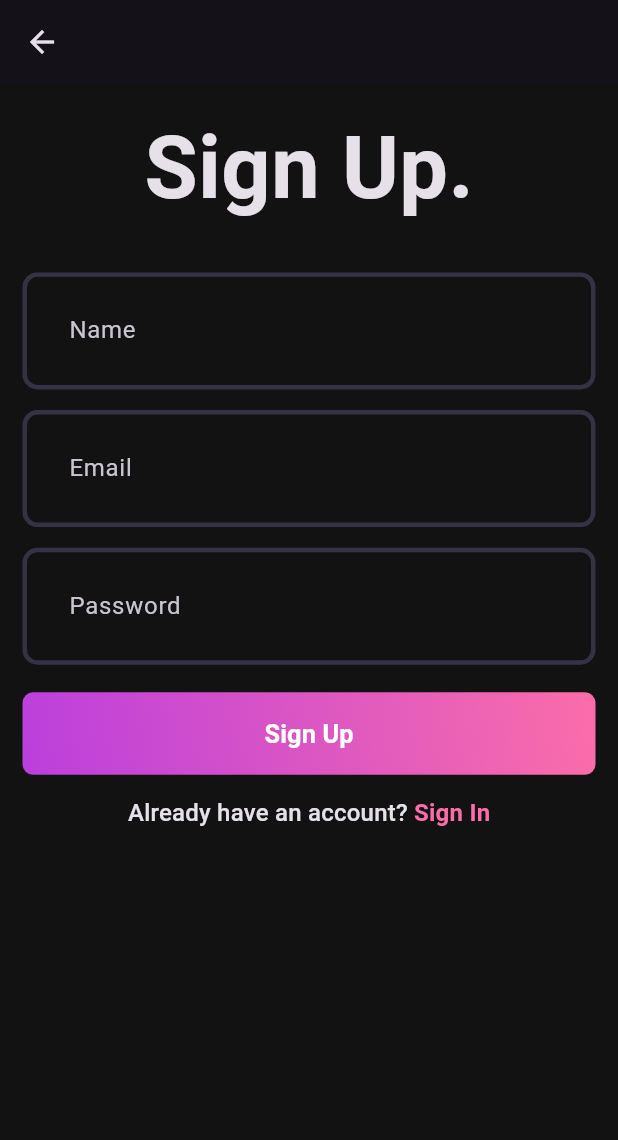
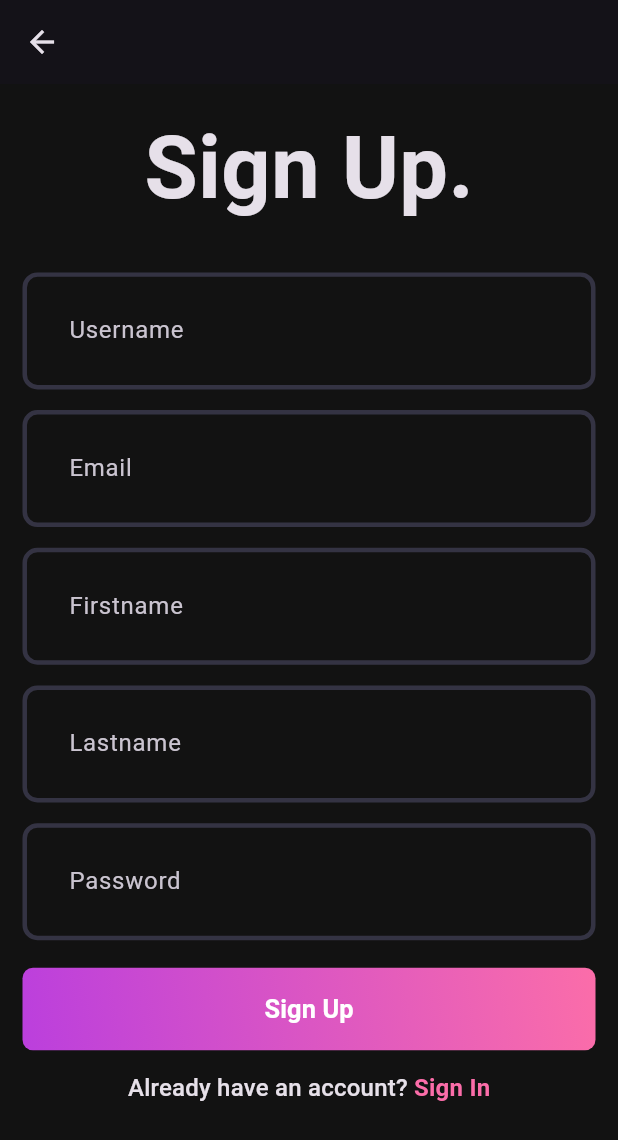
Before and after one commit to yannkagou/music_app_flutter, a Flutter app: the screen it shows after launch, after a tap on an icon or button, on a phone screen of 412 x 824 dp. Shown: the top 1140 px of the screen. Run offline on Flutter 3.47's test engine with Material 3 defaults, Android fonts, the phone set to English and light mode, and no system bars; our stand-ins replace connectivity_plus, dio, flutter_bloc, flutter_screenutil, get, google_fonts and 1 more; Roboto replaces fonts that are missing (Overpass).

Commit message:
feat: start with the register cubit

```diff
--- a/lib/core/constants/constants.dart
+++ b/lib/core/constants/constants.dart
@@ -5,10 +5,11 @@ import 'dart:io';
 class Texts {
   static const String SIGNUP_TITLE = "Sign Up.";
   static const String SIGNIN_TITLE = "Sign In.";
-  static const String NAME = "Name";
   static const String EMAIL = "Email";
   static const String USERNAME = "Username";
   static const String PASSWORD = "Password";
+  static const String FIRSTNAME = "Firstname";
+  static const String LASTNAME = "Lastname";
   static const String SIGNUP = "Sign Up";
   static const String SIGNIN = "Sign In";
   static const String ALREADY_ACCOUNT = "Already have an account? ";
--- a/lib/features/auth/cubits/authCubit.dart
+++ b/lib/features/auth/cubits/authCubit.dart
@@ -5,6 +5,7 @@ import 'package:client/features/auth/models/AccessToken.dart';
 import 'package:client/features/auth/models/LoginResponse.dart';
 import 'package:client/features/auth/models/userModel.dart';
 import 'package:client/features/auth/repositories/authRepository.dart';
+import 'package:client/features/auth/views/pages/loginPage.dart';
 import 'package:client/features/auth/views/pages/signupPage.dart';
 import 'package:flutter/material.dart';
 import 'package:flutter_bloc/flutter_bloc.dart';
@@ -56,9 +57,9 @@ class AuthCubit extends Cubit<AuthState> {
         //     "accesstoken ========> ${service.getAccessTokenFromSharedPref()}");
         emit(AuthFetchSuccess());
       } else {
-        // showCustomSnackBar(Texts.ERROR, Texts.INVALID_CREDENTIALS);
+        showCustomSnackBar(Texts.ERROR, Texts.INVALID_CREDENTIALS);
         // debugPrint("no accesstoken ========>");
-        const SnackBar(content: Text("Error"));
+        // const SnackBar(content: Text("Error"));
         emit(AuthFetchSuccess());
       }
     } catch (e) {
@@ -69,12 +70,24 @@ class AuthCubit extends Cubit<AuthState> {
   Future<void> userRegister({
     required String username,
     required String email,
-    required String first_name,
-    required String last_name,
+    required String firstname,
+    required String lastname,
     required String password,
   }) async {
     try {
       emit(AuthFetchInProgress());
+      final Map<String, dynamic> result = await _authRepository.register(
+          username: username,
+          email: email,
+          password: password,
+          firstname: firstname,
+          lastname: lastname);
+      if (result["id"] != null) {
+        g.Get.to(() => const LoginPage(), transition: g.Transition.upToDown);
+        emit(AuthFetchSuccess());
+      } else {
+        showCustomSnackBar(Texts.ERROR, Texts.INVALID_CREDENTIALS);
+      }
     } catch (e) {
       emit(AuthFetchFailure(e.toString()));
     }
@@ -98,8 +111,8 @@ class AuthCubit extends Cubit<AuthState> {
         g.Get.to(() => const SignupPage(), transition: g.Transition.upToDown);
         emit(AuthFetchSuccess());
       } else {
-        // showCustomSnackBar(Texts.ERROR, Texts.INVALID_CREDENTIALS);
-        const SnackBar(content: Text("Error"));
+        showCustomSnackBar(Texts.ERROR, Texts.INVALID_CREDENTIALS);
+        // const SnackBar(content: Text("Error"));
         emit(AuthFetchSuccess());
       }
     } catch (e) {
--- a/lib/features/auth/repositories/authRemoteDataSource.dart
+++ b/lib/features/auth/repositories/authRemoteDataSource.dart
@@ -23,4 +23,26 @@ class AuthRemoteDataSource {
       throw ApiMessageAndCodeException(errorMessage: e.toString());
     }
   }
+
+  Future<dynamic> register(
+      {required String username,
+      required String email,
+      required String password,
+      String? firstname,
+      String? lastname}) async {
+    try {
+      Map<String, dynamic> result = {};
+      Map<String, dynamic> body = {
+        "username": username,
+        "password": password,
+        "email": email,
+        "first_name": firstname,
+        "last_name": lastname,
+      };
+      result = await Api.post(body: body, endpoint: Api.register);
+      return result;
+    } catch (e) {
+      throw ApiMessageAndCodeException(errorMessage: e.toString());
+    }
+  }
 }
--- a/lib/features/auth/repositories/authRepository.dart
+++ b/lib/features/auth/repositories/authRepository.dart
@@ -23,4 +23,19 @@ class AuthRepository {
         await _authRemoteDataSource.getUser(accessToken: accessToken);
     return result;
   }
+
+  Future<dynamic> register(
+      {required String username,
+      required String email,
+      required String password,
+      String? firstname,
+      String? lastname}) async {
+    final result = await _authRemoteDataSource.register(
+        username: username,
+        email: email,
+        password: password,
+        firstname: firstname,
+        lastname: lastname);
+    return result;
+  }
 }
--- a/lib/features/auth/views/pages/loginPage.dart
+++ b/lib/features/auth/views/pages/loginPage.dart
@@ -6,7 +6,6 @@ import 'package:client/core/ui_service/FormValidator.dart';
 import 'package:client/core/ui_service/circularProgressIndicator.dart';
 import 'package:client/core/ui_service/ui.dart';
 import 'package:client/features/auth/cubits/authCubit.dart';
-import 'package:client/features/auth/utils/errorMesageKeys.dart';
 import 'package:client/features/auth/utils/internetConnectivity.dart';
 import 'package:client/features/auth/views/pages/signupPage.dart';
 import 'package:client/features/auth/views/widgets/auth_gradient_button.dart';
@@ -52,8 +51,8 @@ class _LoginPageState extends State<LoginPage> {
         listener: (context, state) {
           // TODO: implement listener
           if (state is AuthFetchFailure) {
-            // showCustomSnackBar(Texts.ERROR, state.errorMessage);
-            const SnackBar(content: Text("Error"));
+            showCustomSnackBar(Texts.ERROR, state.errorMessage);
+            // const SnackBar(content: Text("Error"));
           }
         },
         builder: (context, state) {
@@ -87,7 +86,7 @@ class _LoginPageState extends State<LoginPage> {
                     SizedBox(
                       height: 20.h,
                     ),
-                    AuthGradientButton(text: Texts.SIGNIN, onTap: _submitForm),
+                    AuthGradientButton(text: Texts.SIGNIN, onTap: _loginForm),
                     SizedBox(
                       height: 15.h,
                     ),
@@ -123,7 +122,7 @@ class _LoginPageState extends State<LoginPage> {
     );
   }
 
-  _submitForm() async {
+  _loginForm() async {
     FocusScope.of(context).unfocus();
     String? accessToken = service.getAccessTokenFromSharedPref();
     if (FormValidator.isEmptyFields(
--- a/lib/features/auth/views/pages/signupPage.dart
+++ b/lib/features/auth/views/pages/signupPage.dart
@@ -1,10 +1,16 @@
 import 'package:client/core/constants/app_text_styles.dart';
 import 'package:client/core/constants/constants.dart';
 import 'package:client/core/constants/kColors.dart';
+import 'package:client/core/ui_service/FormValidator.dart';
+import 'package:client/core/ui_service/circularProgressIndicator.dart';
+import 'package:client/core/ui_service/ui.dart';
+import 'package:client/features/auth/cubits/authCubit.dart';
+import 'package:client/features/auth/utils/internetConnectivity.dart';
 import 'package:client/features/auth/views/pages/loginPage.dart';
 import 'package:client/features/auth/views/widgets/auth_gradient_button.dart';
 import 'package:client/features/auth/views/widgets/custom_field.dart';
 import 'package:flutter/material.dart';
+import 'package:flutter_bloc/flutter_bloc.dart';
 import 'package:flutter_screenutil/flutter_screenutil.dart';
 
 class SignupPage extends StatefulWidget {
@@ -16,14 +22,16 @@ class SignupPage extends StatefulWidget {
 
 class _SignupPageState extends State<SignupPage> {
   final formKey = GlobalKey<FormState>();
-  final nameController = TextEditingController();
+  final usernameController = TextEditingController();
   final emailController = TextEditingController();
   final passwordController = TextEditingController();
+  final firstnameController = TextEditingController();
+  final lastnameController = TextEditingController();
 
   @override
   void dispose() {
     // TODO: implement dispose
-    nameController.dispose();
+    usernameController.dispose();
     emailController.dispose();
     passwordController.dispose();
     super.dispose();
@@ -34,7 +42,15 @@ class _SignupPageState extends State<SignupPage> {
   Widget build(BuildContext context) {
     return Scaffold(
       appBar: AppBar(),
-      body: Padding(
+      body: BlocConsumer<AuthCubit, AuthState>(
+        listener: (context, state) {
+          // TODO: implement listener
+          if (state is AuthFetchFailure) {
+            showCustomSnackBar(Texts.ERROR, state.errorMessage);
+          }
+        },
+        builder: (context, state) {
+          return Padding(
             padding: const EdgeInsets.all(15.0),
             child: Form(
               key: formKey,
@@ -50,8 +66,8 @@ class _SignupPageState extends State<SignupPage> {
                       height: 30.h,
                     ),
                     CustomField(
-                  hintext: Texts.NAME,
-                  controller: nameController,
+                      hintext: Texts.USERNAME,
+                      controller: usernameController,
                     ),
                     SizedBox(
                       height: 15.h,
@@ -59,6 +75,22 @@ class _SignupPageState extends State<SignupPage> {
                     CustomField(
                       hintext: Texts.EMAIL,
                       controller: emailController,
+                    ),
+                    SizedBox(
+                      height: 15.h,
+                    ),
+                    CustomField(
+                      hintext: Texts.FIRSTNAME,
+                      controller: firstnameController,
+                      isObscureText: true,
+                    ),
+                    SizedBox(
+                      height: 15.h,
+                    ),
+                    CustomField(
+                      hintext: Texts.LASTNAME,
+                      controller: lastnameController,
+                      isObscureText: true,
                     ),
                     SizedBox(
                       height: 15.h,
@@ -94,12 +126,37 @@ class _SignupPageState extends State<SignupPage> {
                                       fontWeight: FontWeight.bold))
                             ]),
                       ),
-                )
+                    ),
+                    if (state is AuthFetchInProgress) showCircularProgress(true)
                   ],
                 ),
               ),
             ),
+          );
+        },
       ),
     );
   }
+
+  _registerForm() async {
+    FocusScope.of(context).unfocus();
+    if (FormValidator.isEmptyFields([
+      usernameController.text,
+      emailController.text,
+      passwordController.text
+    ])) {
+      return;
     }
+
+    if (await InternetConnectivity.isNetworkAvailable()) {
+      context.read<AuthCubit>().userRegister(
+          username: usernameController.text,
+          email: emailController.text,
+          firstname: firstnameController.text,
+          lastname: lastnameController.text,
+          password: passwordController.text);
+    } else {
+      const SnackBar(content: Text("Error"));
+    }
+  }
+}
--- a/lib/main.dart
+++ b/lib/main.dart
@@ -3,6 +3,7 @@ import 'package:client/core/theme/theme.dart';
 import 'package:client/features/auth/cubits/authCubit.dart';
 import 'package:client/features/auth/repositories/authRepository.dart';
 import 'package:client/features/auth/views/pages/loginPage.dart';
+import 'package:client/features/home/views/pages/upload_song_page.dart';
 import 'package:flutter/material.dart';
 import 'package:flutter_bloc/flutter_bloc.dart';
 import 'package:flutter_screenutil/flutter_screenutil.dart';
@@ -19,6 +20,8 @@ class MyApp extends StatelessWidget {
 
   @override
   Widget build(BuildContext context) {
+    final service = SharedPreferencesServices();
+    String? accessToken = service.getAccessTokenFromSharedPref();
     return ScreenUtilInit(
         designSize: const Size(414, 896),
         builder: (BuildContext context, Widget? child) {
@@ -31,7 +34,9 @@ class MyApp extends StatelessWidget {
             child: GetMaterialApp(
               title: 'Flutter Demo',
               theme: AppTheme.darkThemeMode,
-              home: const LoginPage(),
+              home: accessToken != null
+                  ? const UploadSongPage()
+                  : const LoginPage(),
             ),
           );
         });
```
Also changed, not shown: lib/core/ui_service/FormValidator.dart (+4 -4 lines), lib/features/auth/utils/api.dart (+4 -4 lines), lib/features/home/views/pages/upload_song_page.dart (added, +17 -0 lines). Lines whose indentation alone changed are shown as unchanged.
